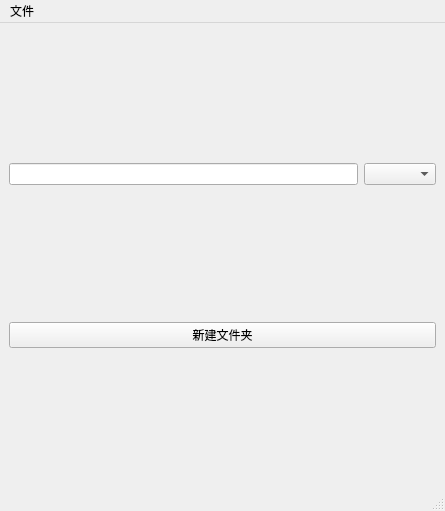
Above: labeled_files/main.ui from liyihc/labeled-files before the change. Below: the same form after it.
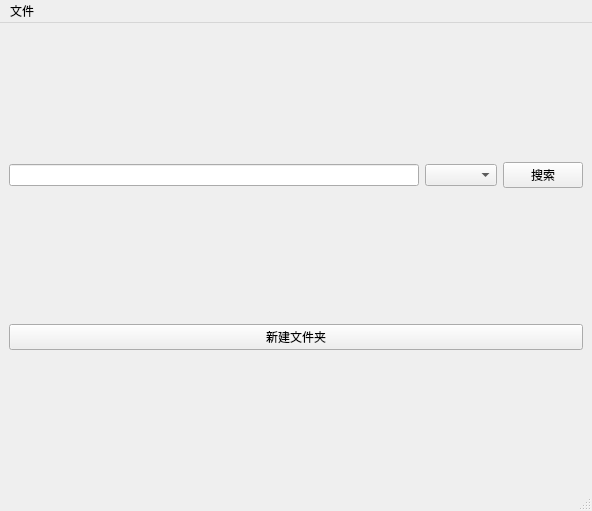
That is the form after the change.

Commit message: main ui finish(

The edit to the form file:
```diff
--- a/labeled_files/main.ui
+++ b/labeled_files/main.ui
@@ -6,7 +6,7 @@
    <rect>
     <x>0</x>
     <y>0</y>
-    <width>445</width>
+    <width>592</width>
     <height>511</height>
    </rect>
   </property>
@@ -23,6 +23,13 @@
       <item>
        <widget class="QComboBox" name="sortComboBox"/>
       </item>
+      <item>
+       <widget class="QPushButton" name="searchPushButton">
+        <property name="text">
+         <string>搜索</string>
+        </property>
+       </widget>
+      </item>
      </layout>
     </item>
     <item>
@@ -42,7 +49,7 @@
     <rect>
      <x>0</x>
      <y>0</y>
-     <width>445</width>
+     <width>592</width>
      <height>22</height>
     </rect>
    </property>
```
Left out of the diff: 2 changed lines with no effect on the pictures. The commit also changes 3 other files.
